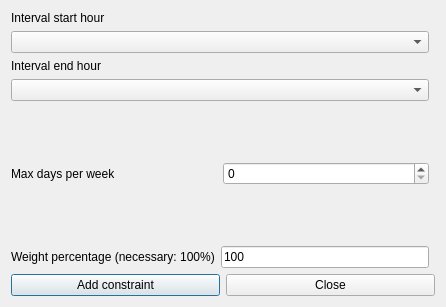
vonmecheln/fet, file fet/src/interface/addconstraintteachersmorningintervalmaxdaysperweekform_template.ui: the form before one commit.
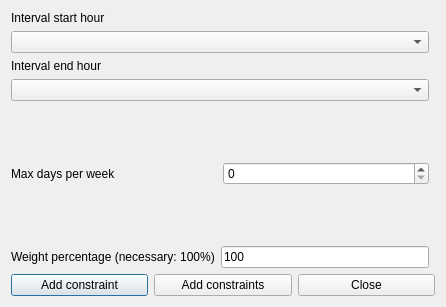
The form after the commit.

Diff of the .ui file:
```diff
--- a/fet/src/interface/addconstraintteachersmorningintervalmaxdaysperweekform_template.ui
+++ b/fet/src/interface/addconstraintteachersmorningintervalmaxdaysperweekform_template.ui
@@ -23,6 +23,13 @@
        </property>
       </widget>
      </item>
+     <item>
+      <widget class="QPushButton" name="addConstraintsPushButton">
+       <property name="text">
+        <string>Add constraints</string>
+       </property>
+      </widget>
+     </item>
      <item>
       <widget class="QPushButton" name="closePushButton">
        <property name="text">
```
